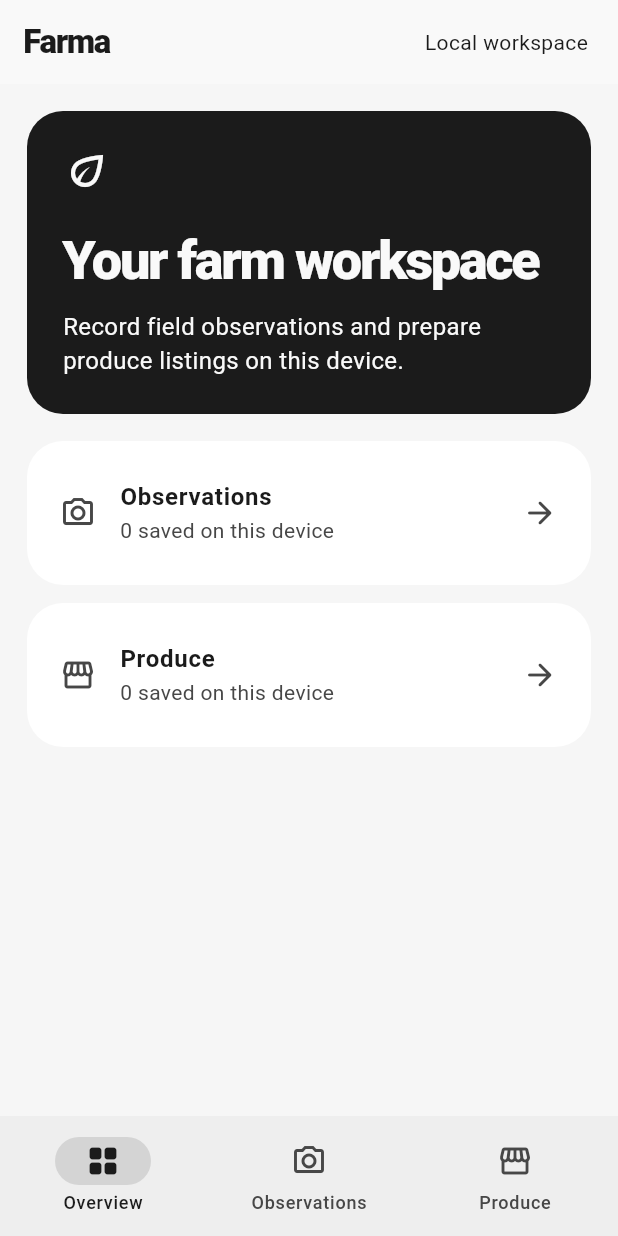
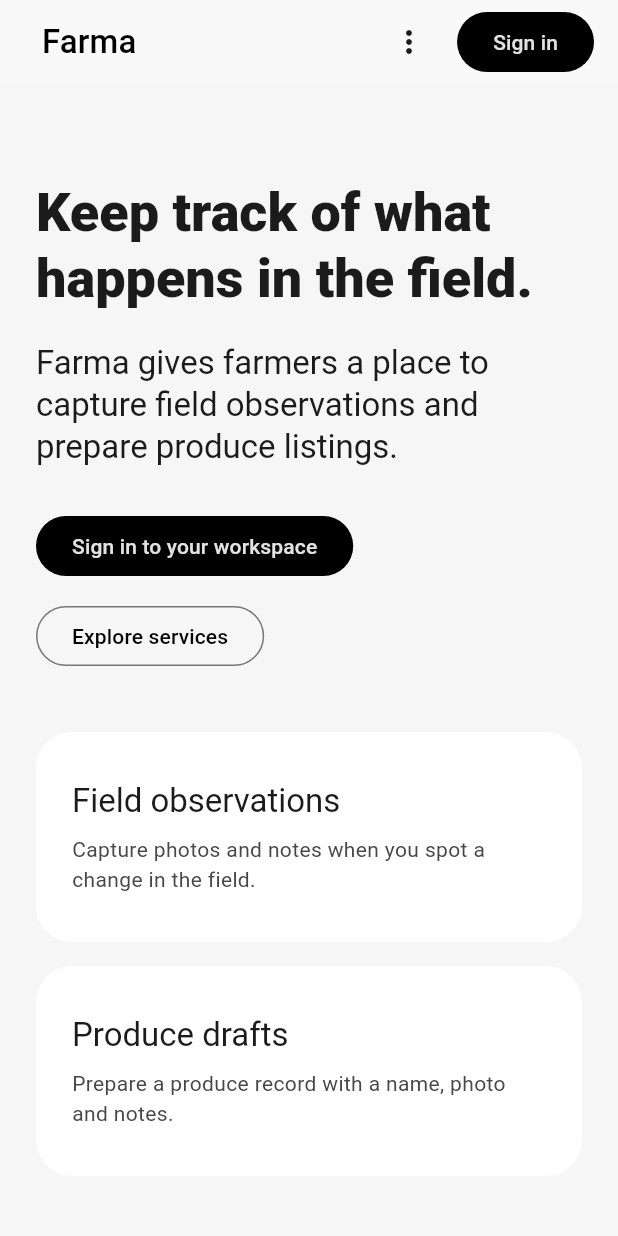
Before and after one commit to BlumeByte/Farma, a Flutter app: the screen it shows after launch, on a phone screen of 412 x 824 dp. Run offline on Flutter 3.47's test engine with Material 3 defaults, Android fonts, the phone set to English and light mode, and no system bars; our stand-ins replace image_picker, material_ui, shared_preferences.

Commit message:
Add Farma public website and gate the workspace behind sign-in

```diff
--- a/lib/farma_app.dart
+++ b/lib/farma_app.dart
@@ -1,4 +1,6 @@
 import 'dart:convert';
+
+import 'farma_portal.dart';
 
 import 'package:flutter/foundation.dart';
 import 'package:material_ui/material_ui.dart';
@@ -26,7 +28,7 @@ class FarmaApp extends StatelessWidget {
       themeMode: ThemeMode.system,
       theme: _theme(Brightness.light),
       darkTheme: _theme(Brightness.dark),
-      home: const FarmaHome(),
+      home: const FarmaPortal(),
     );
   }
 
@@ -56,7 +58,14 @@ class FarmaApp extends StatelessWidget {
 }
 
 class FarmaHome extends StatefulWidget {
-  const FarmaHome({super.key});
+  const FarmaHome({
+    required this.accountId,
+    required this.onSignOut,
+    super.key,
+  });
+
+  final String accountId;
+  final VoidCallback onSignOut;
 
   @override
   State<FarmaHome> createState() => _FarmaHomeState();
@@ -64,6 +73,7 @@ class FarmaHome extends StatefulWidget {
 
 class _FarmaHomeState extends State<FarmaHome> {
   final storage = SharedPreferencesAsync();
+  String get storageKey => 'farma.entries.v1.${widget.accountId}';
   Workspace workspace = Workspace.overview;
   List<FieldEntry> entries = [];
   bool loading = true;
@@ -78,7 +88,7 @@ class _FarmaHomeState extends State<FarmaHome> {
 
   Future<void> _load() async {
     try {
-      final saved = await storage.getString('farma.entries.v1');
+      final saved = await storage.getString(storageKey);
       final decoded = saved == null ? <dynamic>[] : jsonDecode(saved) as List;
       final restored = decoded
           .map((entry) => FieldEntry.fromJson(entry as Map<String, dynamic>))
@@ -108,7 +118,7 @@ class _FarmaHomeState extends State<FarmaHome> {
     final updated = [entry, ...entries];
     try {
       await storage.setString(
-        'farma.entries.v1',
+        storageKey,
         jsonEncode(updated.map((e) => e.toJson()).toList()),
       );
       if (!mounted) return;
@@ -137,10 +147,10 @@ class _FarmaHomeState extends State<FarmaHome> {
           'Farma',
           style: TextStyle(fontWeight: FontWeight.w800, letterSpacing: -0.9),
         ),
-        actions: const [
-          Padding(
-            padding: EdgeInsets.symmetric(horizontal: 20),
-            child: Center(child: Text('Local workspace')),
+        actions: [
+          TextButton(
+            onPressed: widget.onSignOut,
+            child: const Text('Sign out'),
           ),
         ],
       ),
--- /dev/null
+++ b/lib/farma_portal.dart
@@ -0,0 +1,338 @@
+import 'dart:convert';
+
+import 'package:material_ui/material_ui.dart';
+import 'package:http/http.dart' as http;
+
+import 'farma_app.dart';
+
+const _projectUrl = 'https://zwapaxgaedopenvricww.supabase.co';
+const _publishableKey = 'sb_publishable_IveeSm-8OzsC1bu77SD5dA_jUKYLQIB';
+
+enum _PublicPage {
+  home('Home'),
+  about('About us'),
+  profile('Profile'),
+  projects('Projects'),
+  services('Services'),
+  signIn('Sign in');
+
+  const _PublicPage(this.label);
+  final String label;
+}
+
+class FarmaPortal extends StatefulWidget {
+  const FarmaPortal({super.key});
+
+  @override
+  State<FarmaPortal> createState() => _FarmaPortalState();
+}
+
+class _FarmaPortalState extends State<FarmaPortal> {
+  _PublicPage page = _PublicPage.home;
+  String? accountId;
+
+  void open(_PublicPage next) => setState(() => page = next);
+
+  @override
+  Widget build(BuildContext context) {
+    final userId = accountId;
+    if (userId != null) {
+      return FarmaHome(
+        accountId: userId,
+        onSignOut: () => setState(() {
+          accountId = null;
+          page = _PublicPage.home;
+        }),
+      );
+    }
+
+    final theme = Theme.of(context);
+    final wide = MediaQuery.sizeOf(context).width >= 1000;
+    return Scaffold(
+      appBar: AppBar(
+        automaticallyImplyLeading: false,
+        titleSpacing: 16,
+        title: Row(
+          children: [
+            TextButton(
+              onPressed: () => open(_PublicPage.home),
+              child: const Text('Farma', style: TextStyle(fontSize: 22)),
+            ),
+            const Spacer(),
+            if (wide)
+              for (final item in _PublicPage.values.take(5))
+                TextButton(onPressed: () => open(item), child: Text(item.label))
+            else
+              PopupMenuButton<_PublicPage>(
+                tooltip: 'Website navigation',
+                onSelected: open,
+                itemBuilder: (_) => [
+                  for (final item in _PublicPage.values.take(5))
+                    PopupMenuItem(value: item, child: Text(item.label)),
+                ],
+              ),
+            const SizedBox(width: 8),
+            FilledButton(
+              onPressed: () => open(_PublicPage.signIn),
+              child: const Text('Sign in'),
+            ),
+          ],
+        ),
+      ),
+      body: SelectionArea(
+        child: SingleChildScrollView(
+          key: ValueKey(page),
+          padding: EdgeInsets.symmetric(
+            horizontal: wide ? 48 : 24,
+            vertical: 64,
+          ),
+          child: Center(
+            child: ConstrainedBox(
+              constraints: const BoxConstraints(maxWidth: 1040),
+              child: page == _PublicPage.signIn
+                  ? _SignIn(
+                      onAuthenticated: (id) => setState(() => accountId = id),
+                    )
+                  : Column(
+                      crossAxisAlignment: CrossAxisAlignment.stretch,
+                      children: [
+                        Text(
+                          page == _PublicPage.home
+                              ? 'Keep track of what happens in the field.'
+                              : page.label,
+                          style:
+                              (wide
+                                      ? theme.textTheme.displayLarge
+                                      : theme.textTheme.displaySmall)
+                                  ?.copyWith(fontWeight: FontWeight.w800),
+                        ),
+                        const SizedBox(height: 20),
+                        Text(_intro[page]!, style: theme.textTheme.titleLarge),
+                        const SizedBox(height: 28),
+                        if (page == _PublicPage.home)
+                          Wrap(
+                            spacing: 12,
+                            runSpacing: 12,
+                            children: [
+                              FilledButton(
+                                onPressed: () => open(_PublicPage.signIn),
+                                child: const Text('Sign in to your workspace'),
+                              ),
+                              OutlinedButton(
+                                onPressed: () => open(_PublicPage.services),
+                                child: const Text('Explore services'),
+                              ),
+                            ],
+                          ),
+                        const SizedBox(height: 40),
+                        for (final section in _sections[page]!)
+                          Padding(
+                            padding: const EdgeInsets.only(bottom: 16),
+                            child: Card(
+                              child: ListTile(
+                                contentPadding: const EdgeInsets.all(24),
+                                title: Text(
+                                  section.$1,
+                                  style: theme.textTheme.titleLarge,
+                                ),
+                                subtitle: Padding(
+                                  padding: const EdgeInsets.only(top: 8),
+                                  child: Text(section.$2),
+                                ),
+                              ),
+                            ),
+                          ),
+                      ],
+                    ),
+            ),
+          ),
+        ),
+      ),
+    );
+  }
+}
+
+const _intro = {
+  _PublicPage.home: 'Farma gives farmers a place to capture field observations and prepare produce listings.',
+  _PublicPage.about: 'Farma helps farmers document what they see and keep a usable record of their work.',
+  _PublicPage.profile: 'Farma is an agricultural software project by BlumeByte for mobile and web.',
+  _PublicPage.projects:
+      'Explore the work behind the Farma field and produce tools.',
+  _PublicPage.services:
+      'Use your Farma workspace to capture, organize and revisit your records.',
+};
+
+const _sections = {
+  _PublicPage.home: [
+    (
+      'Field observations',
+      'Capture photos and notes when you spot a change in the field.',
+    ),
+    (
+      'Produce drafts',
+      'Prepare a produce record with a name, photo and notes.',
+    ),
+  ],
+  _PublicPage.about: [
+    (
+      'Built for fieldwork',
+      'Organize observations and produce records in one workspace on your phone or computer.',
+    ),
+  ],
+  _PublicPage.profile: [
+    (
+      'Who Farma serves',
+      'Farmers and field teams who need a clear history of their observations and produce.',
+    ),
+  ],
+  _PublicPage.projects: [
+    (
+      'Field workspace',
+      'Keep a history of observations and photos for review.',
+    ),
+    (
+      'Produce showcase',
+      'Create and organize listing drafts before publication.',
+    ),
+  ],
+  _PublicPage.services: [
+    (
+      'Observation history',
+      'Record a category, photo and notes, then revisit observations on the same device.',
+    ),
+    (
+      'Produce preparation',
+      'Save drafts on this device while preparing produce details.',
+    ),
+  ],
+};
+
+class _SignIn extends StatefulWidget {
+  const _SignIn({required this.onAuthenticated});
+
+  final ValueChanged<String> onAuthenticated;
+
+  @override
+  State<_SignIn> createState() => _SignInState();
+}
+
+class _SignInState extends State<_SignIn> {
+  final _form = GlobalKey<FormState>();
+  final _email = TextEditingController();
+  final _password = TextEditingController();
+  bool _pending = false;
+  String? _error;
+
+  @override
+  void dispose() {
+    _email.dispose();
+    _password.dispose();
+    super.dispose();
+  }
+
+  Future<void> _submit() async {
+    if (_pending || !_form.currentState!.validate()) return;
+    setState(() {
+      _pending = true;
+      _error = null;
+    });
+    try {
+      final response = await http
+          .post(
+            Uri.parse('$_projectUrl/auth/v1/token?grant_type=password'),
+            headers: {
+              'apikey': _publishableKey,
+              'Content-Type': 'application/json',
+            },
+            body: jsonEncode({
+              'email': _email.text.trim(),
+              'password': _password.text,
+            }),
+          )
+          .timeout(const Duration(seconds: 15));
+      if (!mounted) return;
+      if (response.statusCode != 200) {
+        setState(() {
+          _error = switch (response.statusCode) {
+            400 || 401 || 403 =>
+              'Check your email and password and confirm your email address.',
+            429 => 'Too many attempts. Wait a moment and try again.',
+            _ => 'Sign-in is temporarily unavailable. Please try again.',
+          };
+        });
+        return;
+      }
+      final payload = jsonDecode(response.body) as Map<String, dynamic>;
+      final user = payload['user'] as Map<String, dynamic>?;
+      final id = user?['id'];
+      if (id is! String || id.isEmpty || payload['access_token'] is! String) {
+        throw const FormatException('Invalid session response');
+      }
+      widget.onAuthenticated(id);
+    } catch (_) {
+      if (mounted) {
+        setState(
+          () => _error =
+              'Could not sign in. Check your connection and try again.',
+        );
+      }
+    } finally {
+      if (mounted) setState(() => _pending = false);
+    }
+  }
+
+  @override
+  Widget build(BuildContext context) {
+    return Align(
+      child: ConstrainedBox(
+        constraints: const BoxConstraints(maxWidth: 440),
+        child: Form(
+          key: _form,
+          child: AutofillGroup(
+            child: Column(
+              crossAxisAlignment: CrossAxisAlignment.stretch,
+              children: [
+                Text(
+                  'Sign in to Farma',
+                  style: Theme.of(context).textTheme.headlineLarge,
+                ),
+                const SizedBox(height: 24),
+                TextFormField(
+                  controller: _email,
+                  enabled: !_pending,
+                  keyboardType: TextInputType.emailAddress,
+                  autofillHints: const [AutofillHints.email],
+                  decoration: const InputDecoration(labelText: 'Email'),
+                  validator: (value) => (value ?? '').trim().contains('@')
+                      ? null
+                      : 'Enter your email address.',
+                ),
+                const SizedBox(height: 12),
+                TextFormField(
+                  controller: _password,
+                  enabled: !_pending,
+                  obscureText: true,
+                  autofillHints: const [AutofillHints.password],
+                  decoration: const InputDecoration(labelText: 'Password'),
+                  validator: (value) =>
+                      (value ?? '').isEmpty ? 'Enter your password.' : null,
+                  onFieldSubmitted: (_) => _submit(),
+                ),
+                if (_error case final message?)
+                  Padding(
+                    padding: const EdgeInsets.only(top: 16),
+                    child: Semantics(liveRegion: true, child: Text(message)),
+                  ),
+                const SizedBox(height: 20),
+                FilledButton(
+                  onPressed: _pending ? null : _submit,
+                  child: Text(_pending ? 'Signing in…' : 'Sign in'),
+                ),
+              ],
+            ),
+          ),
+        ),
+      ),
+    );
+  }
+}
--- a/pubspec.yaml
+++ b/pubspec.yaml
@@ -31,6 +31,7 @@ dependencies:
   flutter:
     sdk: flutter
   material_ui: ^1.1.0
+  http: ^1.6.0
 
   # The following adds the Cupertino Icons font to your application.
   # Use with the CupertinoIcons class for iOS style icons.
```
Also changed, not shown: pubspec.lock, 2 other files.
